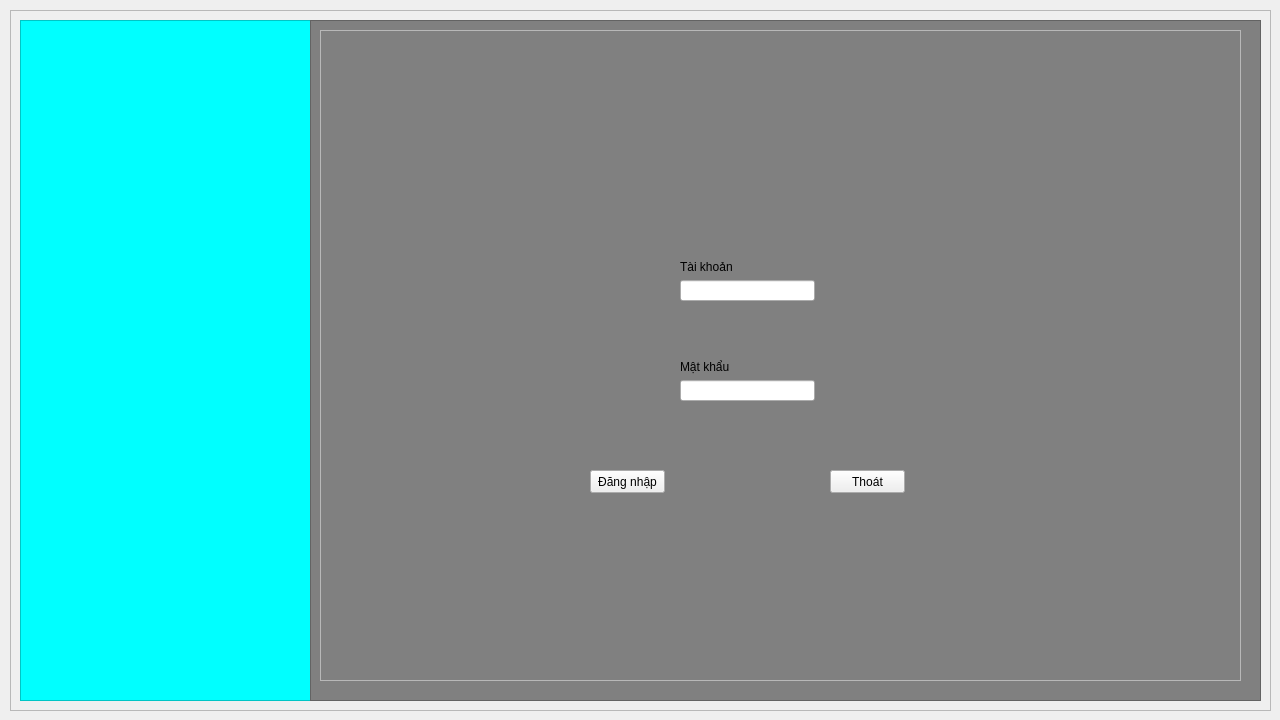
Above: main/FrontEnd/Login.ui from phusomnia/Student_Management before the change. Below: the same form after it.
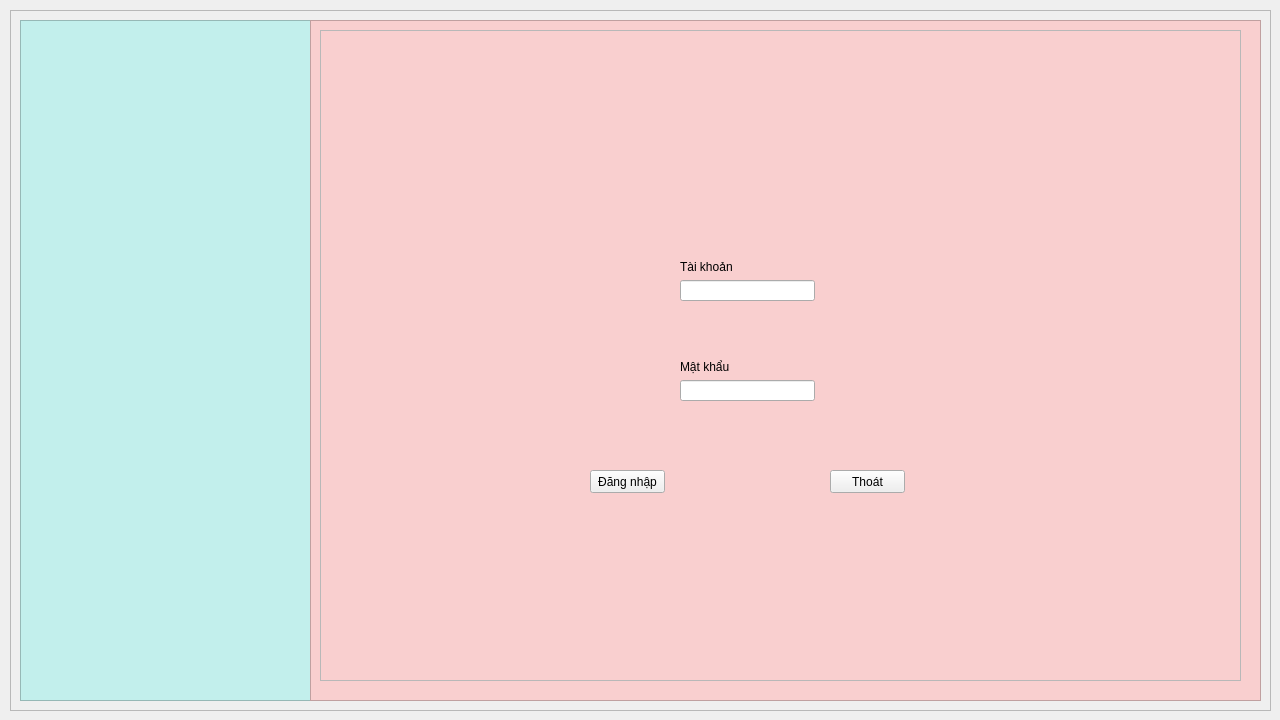
That is the form after the change.

```diff
--- a/main/FrontEnd/Login.ui
+++ b/main/FrontEnd/Login.ui
@@ -15,11 +15,11 @@
   </property>
   <property name="styleSheet">
    <string notr="true">#Title_Login {
-    background-color: cyan;
+    background-color: #c2efec;
 }
 
 #Main_Login {
-    background-color: grey;
+    background-color: #f9cfcf;
 }
 </string>
   </property>
```
